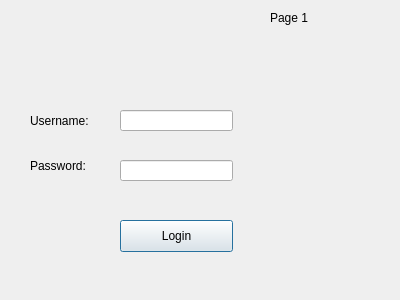
First picture: the form in loginadmin.ui, repository Ling2251/CS1C-NFL_Porject, before the edit.
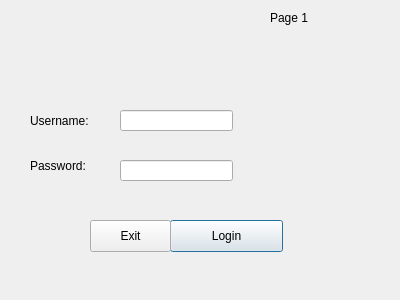
Second picture: the form after the edit. The open tabs and pages were chosen to show the change.

Commit message: Couple of buttons added

```diff
--- a/loginadmin.ui
+++ b/loginadmin.ui
@@ -75,7 +75,7 @@
     <widget class="QPushButton" name="pushButton">
      <property name="geometry">
       <rect>
-       <x>120</x>
+       <x>170</x>
        <y>210</y>
        <width>113</width>
        <height>32</height>
@@ -98,6 +98,19 @@
       <string>Page 1</string>
      </property>
     </widget>
+    <widget class="QPushButton" name="Page1Exit_PushBut">
+     <property name="geometry">
+      <rect>
+       <x>90</x>
+       <y>210</y>
+       <width>81</width>
+       <height>32</height>
+      </rect>
+     </property>
+     <property name="text">
+      <string>Exit</string>
+     </property>
+    </widget>
    </widget>
    <widget class="QWidget" name="page_2">
     <widget class="QLabel" name="AddLabel">
```
The commit also changes 2 other files.
